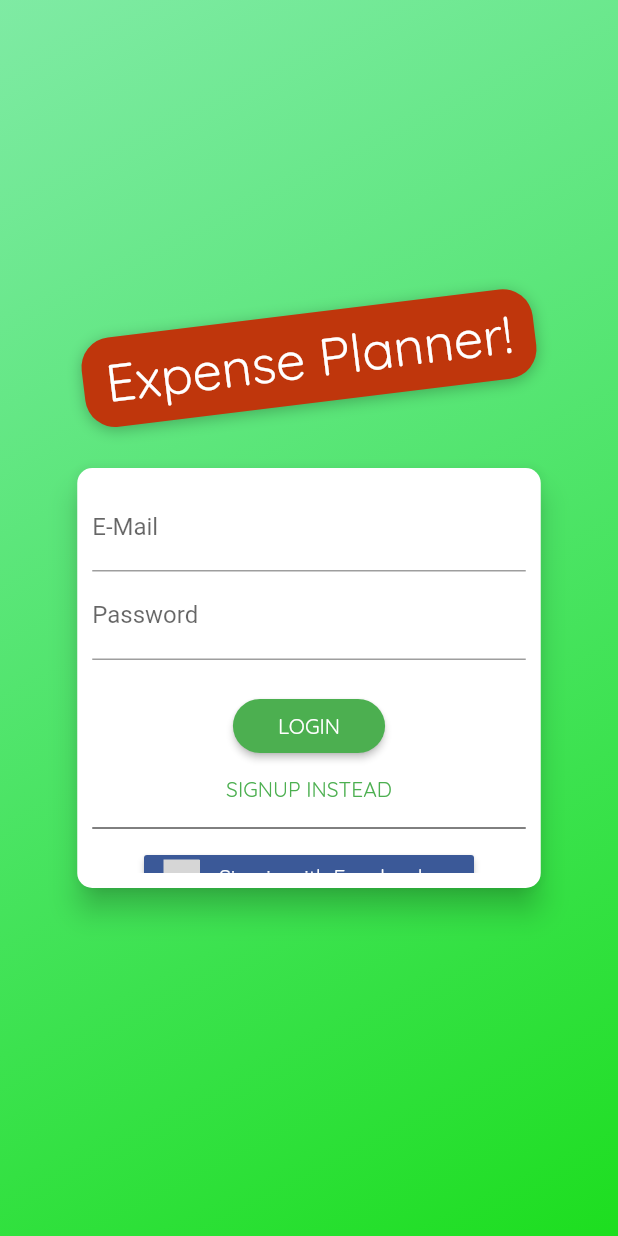
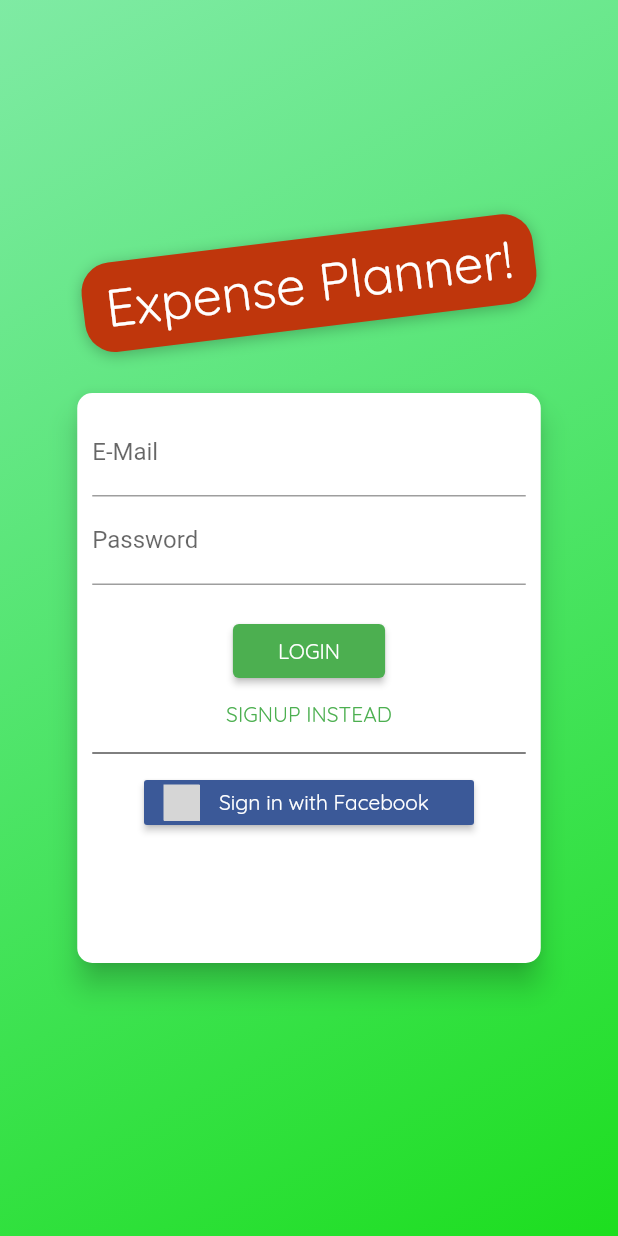
Before and after one commit to robotkoruslan/expense_planner_google, a Flutter app: the screen it shows after launch, on a phone screen of 412 x 824 dp. Run offline on Flutter 3.47's test engine with Material 2 defaults, Android fonts, the light colour scheme and no system bars; our stand-ins replace flutter_signin_button, shared_preferences; grey boxes are pictures that could not be loaded.

Commit message:
Start project without mis

```diff
--- a/lib/main.dart
+++ b/lib/main.dart
@@ -6,6 +6,7 @@ import './screens/splash_screen.dart';
 import './providers/transactions.dart';
 import './screens/transaction_overview_screen.dart';
 import './screens/auth_screen.dart';
+import 'providers/auth.dart';
 
 void main() => runApp(MyApp());
 
@@ -18,6 +19,7 @@ class MyApp extends StatelessWidget {
             value: Auth(),
           ),
           ChangeNotifierProxyProvider<Auth, Transactions>(
+            create: (_) => Transactions('', '', []),
             update: (ctx, auth, previousTransactions) => Transactions(
                 auth.token,
                 auth.userId,
--- a/lib/providers/auth.dart
+++ b/lib/providers/auth.dart
@@ -1,9 +1,9 @@
+import 'package:shared_preferences/shared_preferences.dart';
 import 'dart:convert';
 import 'package:flutter/widgets.dart';
 import 'package:http/http.dart' as http;
 import '../models/http_exception.dart';
 import 'dart:async';
-import 'package:shared_preferences/shared_preferences.dart';
 
 class Auth with ChangeNotifier {
   String _token;
--- a/lib/screens/auth_screen.dart
+++ b/lib/screens/auth_screen.dart
@@ -1,6 +1,4 @@
 import 'dart:math';
-
-// import 'package:flutter_facebook_auth/flutter_facebook_auth.dart';
 
 import 'package:flutter/material.dart';
 import 'package:flutter_signin_button/button_list.dart';
@@ -186,9 +184,9 @@ class _AuthCardState extends State<AuthCard> {
       ),
       elevation: 8.0,
       child: Container(
-        height: _authMode == AuthMode.Signup ? 380 : 280,
+        height: _authMode == AuthMode.Signup ? 480 : 380,
         constraints:
-            BoxConstraints(minHeight: _authMode == AuthMode.Signup ? 380 : 280),
+            BoxConstraints(minHeight: _authMode == AuthMode.Signup ? 480 : 380),
         width: deviceSize.width * 0.75,
         padding: EdgeInsets.all(10.0),
         child: Form(
@@ -243,25 +241,33 @@ class _AuthCardState extends State<AuthCard> {
                 if (_isLoading)
                   CircularProgressIndicator()
                 else
-                  RaisedButton(
+                  ElevatedButton(
                     child:
                         Text(_authMode == AuthMode.Login ? 'LOGIN' : 'SIGN UP'),
                     onPressed: _submit,
-                    shape: RoundedRectangleBorder(
-                      borderRadius: BorderRadius.circular(30),
+                    style: ElevatedButton.styleFrom(
+                      padding:
+                          EdgeInsets.symmetric(horizontal: 30.0, vertical: 8.0),
+                      primary: Theme.of(context).primaryColor,
                     ),
-                    padding:
-                        EdgeInsets.symmetric(horizontal: 30.0, vertical: 8.0),
-                    color: Theme.of(context).primaryColor,
-                    textColor: Theme.of(context).primaryTextTheme.button.color,
                   ),
-                FlatButton(
+                TextButton(
                   child: Text(
                       '${_authMode == AuthMode.Login ? 'SIGNUP' : 'LOGIN'} INSTEAD'),
                   onPressed: _switchAuthMode,
-                  padding: EdgeInsets.symmetric(horizontal: 30.0, vertical: 4),
-                  materialTapTargetSize: MaterialTapTargetSize.shrinkWrap,
-                  textColor: Theme.of(context).primaryColor,
+                  style: TextButton.styleFrom(
+                    padding:
+                        EdgeInsets.symmetric(horizontal: 16.0, vertical: 4.0),
+                    primary: Theme.of(context).primaryColor,
+                    tapTargetSize: MaterialTapTargetSize.shrinkWrap,
+                  ),
+                  // child: Text(
+                  //     '${_authMode == AuthMode.Login ? 'SIGNUP' : 'LOGIN'} INSTEAD'),
+                  // onPressed: _switchAuthMode,
+
+                  // padding: EdgeInsets.symmetric(horizontal: 30.0, vertical: 4),
+                  // materialTapTargetSize: MaterialTapTargetSize.shrinkWrap,
+                  // textColor: Theme.of(context).primaryColor,
                 ),
                 Divider(
                   color: Colors.black,
```
Also changed, not shown: pubspec.lock, 1 other file.
